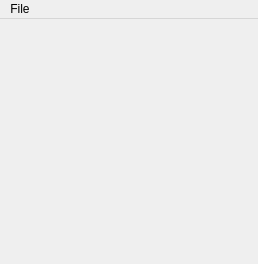
Old version of the form NEST/src/MainWindow/MainWindow.ui in the repository Daniel-McCarthy/NEST.
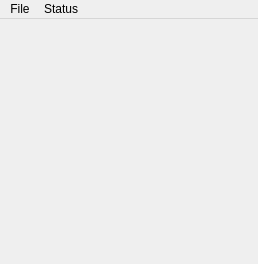
New version of the form.

Commit message:
Added Pause/Resume options to menu
Added actions that allow the user to pause and resume the emulation via menu actions under a new Status category. Only one action will show at a time. If it is paused, only the resume action will show and if it is playing, only the pause action will show.

```diff
--- a/NEST/src/MainWindow/MainWindow.ui
+++ b/NEST/src/MainWindow/MainWindow.ui
@@ -29,7 +29,15 @@
     </property>
     <addaction name="actionOpen"/>
    </widget>
+   <widget class="QMenu" name="menuStatus">
+    <property name="title">
+     <string>Status</string>
+    </property>
+    <addaction name="actionPause"/>
+    <addaction name="actionResume"/>
+   </widget>
    <addaction name="menuFile"/>
+   <addaction name="menuStatus"/>
   </widget>
   <action name="actionOpen">
    <property name="text">
```
Left out of the diff: 13 changed lines with no effect on the pictures. The commit also changes 2 other files.
